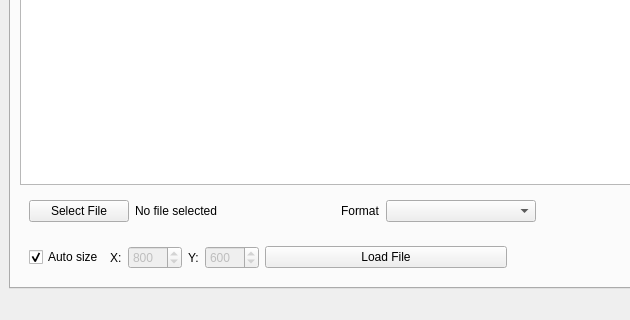
The window that qtobjectdetector.ui (feugen/QtObjectDetector) describes before a commit, drawn with Qt 5; both pictures show x 0 to 630 and y 280 to 600 of the 800 by 600 pixel window.
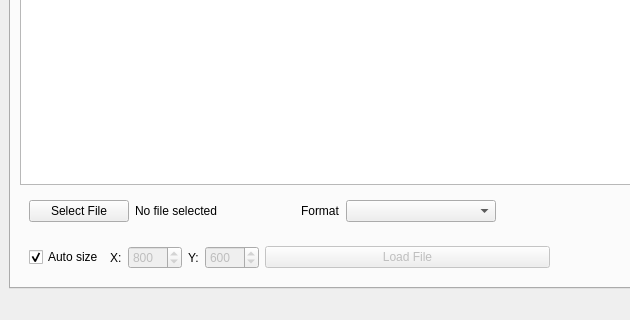
The same window after the commit.

Diff of the .ui file:
```diff
--- a/qtobjectdetector.ui
+++ b/qtobjectdetector.ui
@@ -93,7 +93,10 @@
               </widget>
              </item>
              <item>
-              <widget class="QPushButton" name="pushButton_2">
+              <widget class="QPushButton" name="loadFilePushButton">
+               <property name="enabled">
+                <bool>false</bool>
+               </property>
                <property name="sizePolicy">
                 <sizepolicy hsizetype="Minimum" vsizetype="Fixed">
                  <horstretch>0</horstretch>
@@ -102,7 +105,7 @@
                </property>
                <property name="minimumSize">
                 <size>
-                 <width>242</width>
+                 <width>285</width>
                  <height>0</height>
                 </size>
                </property>
@@ -162,7 +165,7 @@
                </property>
                <property name="minimumSize">
                 <size>
-                 <width>200</width>
+                 <width>160</width>
                  <height>0</height>
                 </size>
                </property>
```
Left out of the diff: 14 changed lines with no effect on the pictures.
